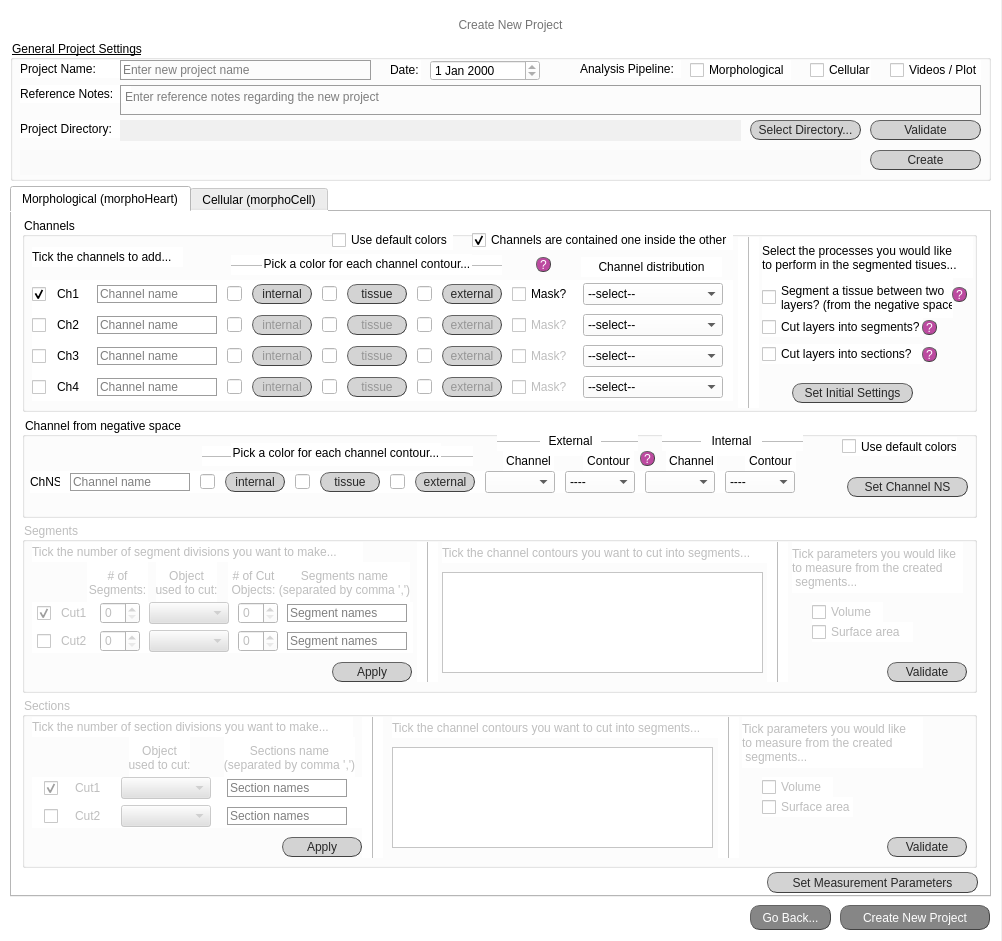
Old version of the form new_project_screen.ui in the repository jsanchez679/morphoHeart_rev.
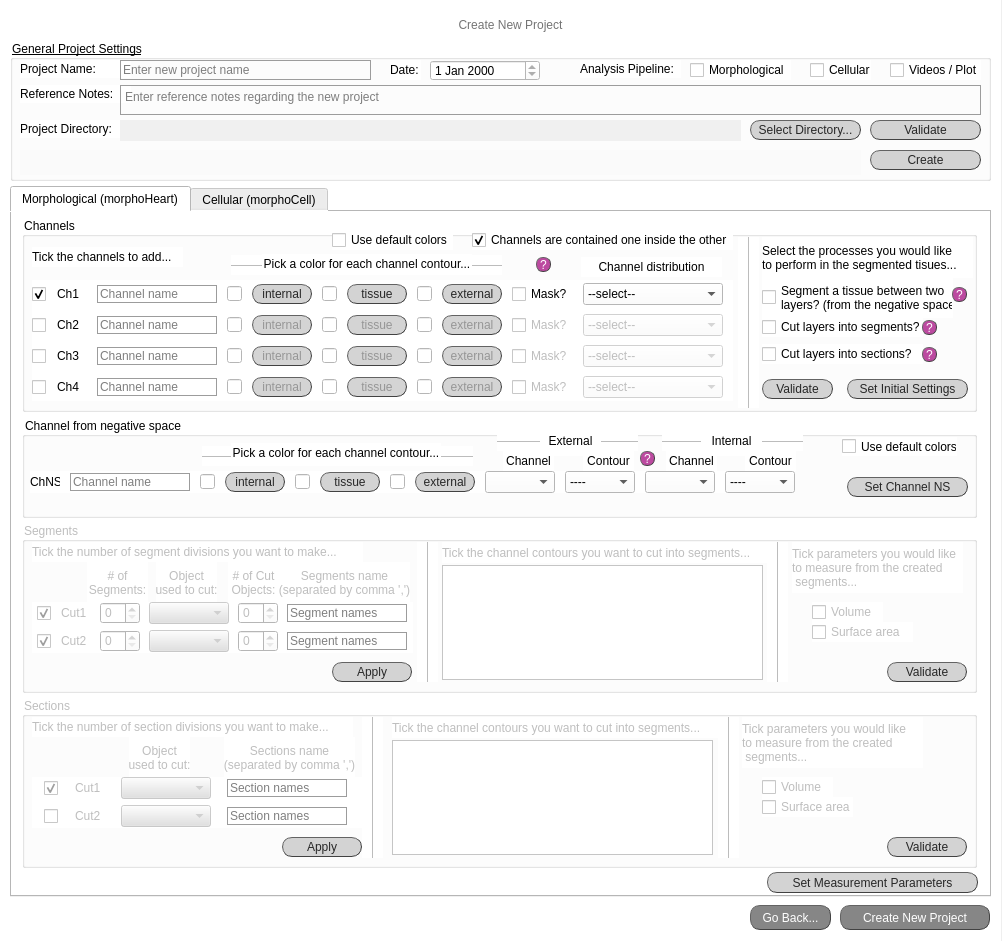
New version of the form.

Commit message: Create Project Screen - table to select segms done - check Alignment

```diff
--- a/new_project_screen.ui
+++ b/new_project_screen.ui
@@ -985,9 +985,9 @@
        <property name="geometry">
         <rect>
          <x>370</x>
-         <y>50</y>
+         <y>43</y>
          <width>321</width>
-         <height>101</height>
+         <height>115</height>
         </rect>
        </property>
        <property name="sizePolicy">
@@ -2064,7 +2064,7 @@
           <item>
            <widget class="QComboBox" name="cB_ch2">
             <property name="enabled">
-             <bool>true</bool>
+             <bool>false</bool>
             </property>
             <property name="sizePolicy">
              <sizepolicy hsizetype="Fixed" vsizetype="Fixed">
@@ -2489,7 +2489,7 @@
           <item>
            <widget class="QComboBox" name="cB_ch3">
             <property name="enabled">
-             <bool>true</bool>
+             <bool>false</bool>
             </property>
             <property name="sizePolicy">
              <sizepolicy hsizetype="Fixed" vsizetype="Fixed">
@@ -2914,7 +2914,7 @@
           <item>
            <widget class="QComboBox" name="cB_ch4">
             <property name="enabled">
-             <bool>true</bool>
+             <bool>false</bool>
             </property>
             <property name="sizePolicy">
              <sizepolicy hsizetype="Fixed" vsizetype="Fixed">
@@ -3096,11 +3096,11 @@
         <string>?</string>
        </property>
       </widget>
-      <widget class="QPushButton" name="button_validate_initial_set">
+      <widget class="QPushButton" name="button_set_initial_set">
        <property name="geometry">
         <rect>
-         <x>770</x>
-         <y>166</y>
+         <x>825</x>
+         <y>162</y>
          <width>121</width>
          <height>20</height>
         </rect>
@@ -3266,6 +3266,42 @@
         <enum>Qt::Vertical</enum>
        </property>
       </widget>
+      <widget class="QPushButton" name="button_validate_initial_set">
+       <property name="geometry">
+        <rect>
+         <x>740</x>
+         <y>162</y>
+         <width>71</width>
+         <height>20</height>
+        </rect>
+       </property>
+       <property name="autoFillBackground">
+        <bool>false</bool>
+       </property>
+       <property name="styleSheet">
+        <string notr="true">QPushButton{border-radius:10px;
+border-width: 1px;
+border-style: outset;
+border-color: rgb(66, 66, 66);
+background-color: rgb(211, 211, 211);
+color: rgb(39, 39, 39);
+font: 10pt &quot;Calibri Light&quot;;}
+
+QPushButton:hover{
+background-color: #eb6fbd;
+border-color: #672146
+}</string>
+       </property>
+       <property name="text">
+        <string>Validate</string>
+       </property>
+       <property name="checkable">
+        <bool>true</bool>
+       </property>
+       <property name="autoExclusive">
+        <bool>false</bool>
+       </property>
+      </widget>
       <zorder>line_5</zorder>
       <zorder>checkBox_chNS</zorder>
       <zorder>q_negativeSpace</zorder>
@@ -4332,7 +4368,7 @@
              <bool>true</bool>
             </property>
             <property name="checked">
-             <bool>false</bool>
+             <bool>true</bool>
             </property>
             <property name="tristate">
              <bool>false</bool>
@@ -4625,9 +4661,9 @@
        <property name="geometry">
         <rect>
          <x>420</x>
-         <y>50</y>
+         <y>43</y>
          <width>321</width>
-         <height>101</height>
+         <height>115</height>
         </rect>
        </property>
        <property name="sizePolicy">
@@ -4637,7 +4673,16 @@
         </sizepolicy>
        </property>
        <property name="styleSheet">
-        <string notr="true">font: 25 10pt &quot;Calibri Light&quot;;</string>
+        <string notr="true">font: 25 8pt &quot;Calibri Light&quot;;</string>
+       </property>
+       <property name="verticalScrollBarPolicy">
+        <enum>Qt::ScrollBarAsNeeded</enum>
+       </property>
+       <property name="horizontalScrollBarPolicy">
+        <enum>Qt::ScrollBarAsNeeded</enum>
+       </property>
+       <property name="sizeAdjustPolicy">
+        <enum>QAbstractScrollArea::AdjustToContentsOnFirstShow</enum>
        </property>
       </widget>
       <widget class="QLabel" name="lab_no_ch_14">
```
Left out of the diff: 18 changed lines with no effect on the pictures. The commit also changes 2 other files.
